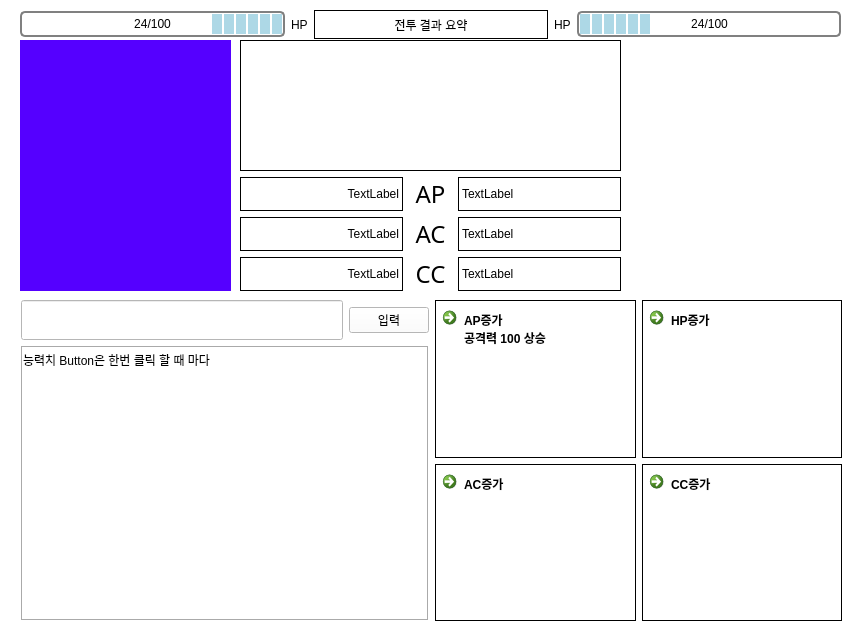
Before: the Qt Designer form Data/UI/game_main_window.ui in Aqudi/Word_Worrier, drawn with Qt 5.
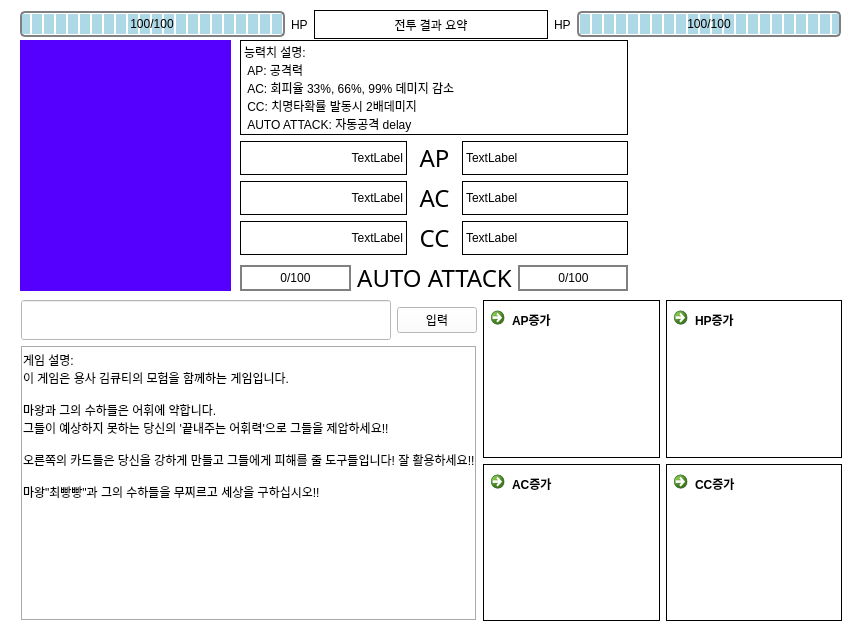
After: the same form once the commit is applied. Icons and pictures are not drawn.

Commit message: GUI AUTO ATTACK 프로그레스바 추가

Diff of the .ui file:
```diff
--- a/Data/UI/game_main_window.ui
+++ b/Data/UI/game_main_window.ui
@@ -120,8 +120,8 @@
      <rect>
       <x>240</x>
       <y>40</y>
-      <width>381</width>
-      <height>251</height>
+      <width>388</width>
+      <height>255</height>
      </rect>
     </property>
     <layout class="QVBoxLayout" name="StatusLabels">
@@ -137,7 +137,11 @@
         <enum>QFrame::Box</enum>
        </property>
        <property name="text">
-        <string/>
+        <string>능력치 설명:
+ AP: 공격력 
+ AC: 회피율 33%, 66%, 99% 데미지 감소
+ CC: 치명타확률 발동시 2배데미지
+ AUTO ATTACK: 자동공격 delay</string>
        </property>
       </widget>
      </item>
@@ -324,6 +328,89 @@
        </item>
       </layout>
      </item>
+     <item>
+      <layout class="QHBoxLayout" name="horizontalLayout">
+       <property name="topMargin">
+        <number>0</number>
+       </property>
+       <item>
+        <widget class="QProgressBar" name="AA_Hero">
+         <property name="styleSheet">
+          <string notr="true">QProgressBar{ 
+    border: 2px solid grey;
+}
+ QProgressBar::chunk {
+background-color: #f4ffc2;
+}</string>
+         </property>
+         <property name="value">
+          <number>0</number>
+         </property>
+         <property name="alignment">
+          <set>Qt::AlignCenter</set>
+         </property>
+         <property name="format">
+          <string>%p/%m</string>
+         </property>
+        </widget>
+       </item>
+       <item>
+        <widget class="QLabel" name="CriticalChance_2">
+         <property name="sizePolicy">
+          <sizepolicy hsizetype="Fixed" vsizetype="Preferred">
+           <horstretch>0</horstretch>
+           <verstretch>0</verstretch>
+          </sizepolicy>
+         </property>
+         <property name="font">
+          <font>
+           <family>휴먼아미체</family>
+           <pointsize>18</pointsize>
+          </font>
+         </property>
+         <property name="frameShape">
+          <enum>QFrame::NoFrame</enum>
+         </property>
+         <property name="text">
+          <string>AUTO ATTACK</string>
+         </property>
+         <property name="textFormat">
+          <enum>Qt::PlainText</enum>
+         </property>
+         <property name="scaledContents">
+          <bool>false</bool>
+         </property>
+         <property name="alignment">
+          <set>Qt::AlignCenter</set>
+         </property>
+         <property name="wordWrap">
+          <bool>false</bool>
+         </property>
+        </widget>
+       </item>
+       <item>
+        <widget class="QProgressBar" name="AA_villain">
+         <property name="styleSheet">
+          <string notr="true">QProgressBar{ 
+    border: 2px solid grey;
+}
+ QProgressBar::chunk {
+background-color: #f4ffc2;
+}</string>
+         </property>
+         <property name="value">
+          <number>0</number>
+         </property>
+         <property name="alignment">
+          <set>Qt::AlignCenter</set>
+         </property>
+         <property name="format">
+          <string>%p/%m</string>
+         </property>
+        </widget>
+       </item>
+      </layout>
+     </item>
     </layout>
    </widget>
    <widget class="QWidget" name="horizontalLayoutWidget_4">
@@ -352,7 +439,7 @@
 } </string>
        </property>
        <property name="value">
-        <number>24</number>
+        <number>100</number>
        </property>
        <property name="alignment">
         <set>Qt::AlignCenter</set>
@@ -411,7 +498,7 @@
 } </string>
        </property>
        <property name="value">
-        <number>24</number>
+        <number>100</number>
        </property>
        <property name="alignment">
         <set>Qt::AlignCenter</set>
@@ -476,7 +563,15 @@
           <enum>QFrame::Sunken</enum>
          </property>
          <property name="text">
-          <string>능력치 Button은 한번 클릭 할 때 마다   </string>
+          <string>게임 설명:
+이 게임은 용사 김큐티의 모험을 함께하는 게임입니다. 
+
+마왕과 그의 수하들은 어휘에 약합니다. 
+그들이 예상하지 못하는 당신의 '끝내주는 어휘력'으로 그들을 제압하세요!! 
+
+오른쪽의 카드들은 당신을 강하게 만들고 그들에게 피해를 줄 도구들입니다! 잘 활용하세요!! 
+
+마왕&quot;최빵빵&quot;과 그의 수하들을 무찌르고 세상을 구하십시오!! </string>
          </property>
          <property name="alignment">
           <set>Qt::AlignJustify|Qt::AlignTop</set>
@@ -602,8 +697,7 @@
 </string>
          </property>
          <property name="text">
-          <string>AP증가
-공격력 100 상승</string>
+          <string>AP증가</string>
          </property>
          <property name="autoDefault">
           <bool>false</bool>
```
Left out of the diff: 2 changed lines with no effect on the pictures. The commit also changes 1 other file.
